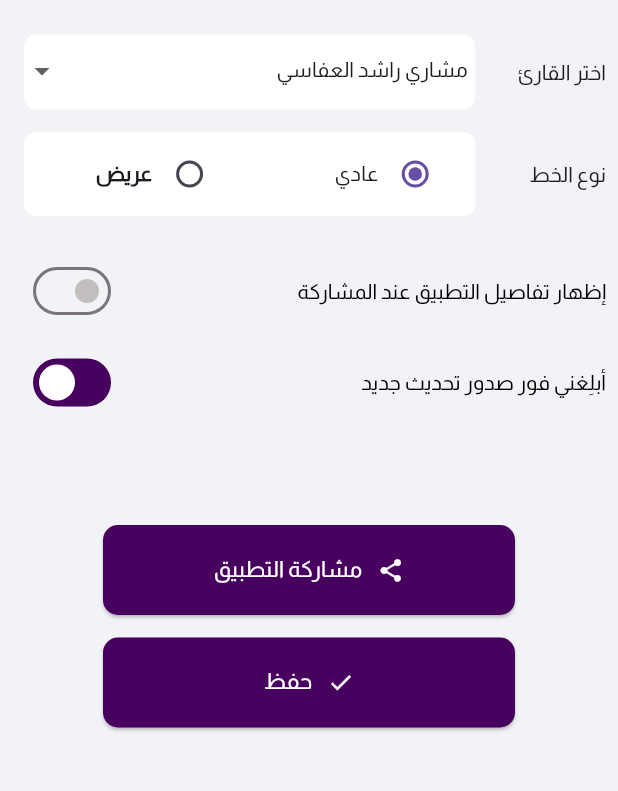
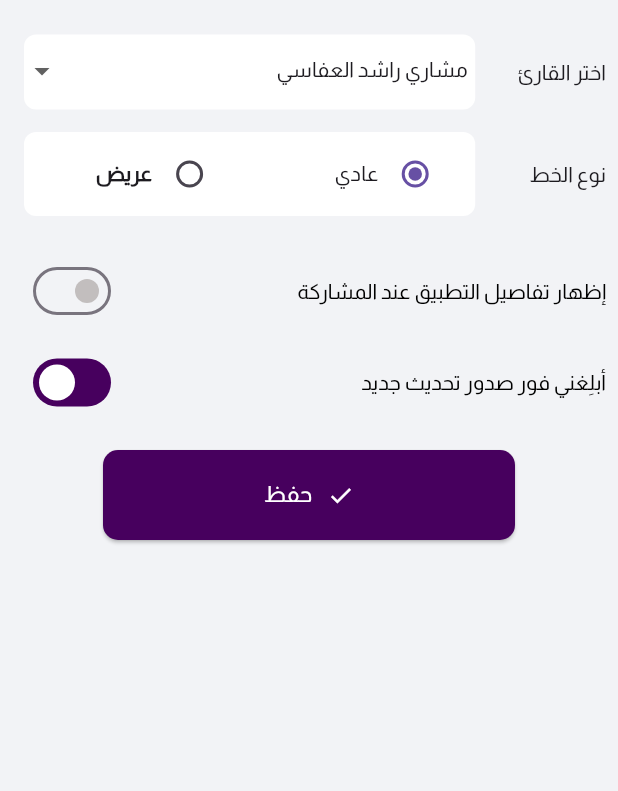
Before and after one commit to EslamKamel89/dalalat_quran_light, a Flutter app: the SettingScreen screen opened by its route, on a phone screen of 412 x 824 dp, the part 90-881 px from its top. Run offline on Flutter 3.47's test engine with Material 3 defaults, Android fonts, the phone set to English and light mode, and no system bars; our stand-ins replace audioplayers, cached_network_image, connectivity_plus, device_info_plus, dio, firebase_core and 21 more; missing offline and left inert: flutter_debouncer, record; accounts and stored records are empty; network calls fail; statements that could not run were skipped.

Commit message:
refactor(ui): simplify verse rendering, clean settings screen, update dependencies, and adjust iOS build config

```diff
--- a/lib/ui/artice_details_screen.dart
+++ b/lib/ui/artice_details_screen.dart
@@ -107,7 +107,8 @@ class _ArticleDetailsScreenState extends State<ArticleDetailsScreen> {
         return Scaffold(
           appBar: QuranBar(articleModel?.name ?? ''),
           backgroundColor: lightGray2,
-          body: articleModel != null
+          body:
+              articleModel != null
                   ? Container(
                     width: double.infinity,
                     padding: const EdgeInsets.all(8),
@@ -271,7 +272,8 @@ class _ArticleDetailsScreenState extends State<ArticleDetailsScreen> {
                                             Get.to(
                                               const ArticleDetailsScreen(),
                                               transition: Transition.fade,
-                                            arguments: ArticleDetailsData.relatedArticles[index].id,
+                                              arguments:
+                                                  ArticleDetailsData.relatedArticles[index].id,
                                               preventDuplicates: false,
                                             );
                                           },
--- a/lib/ui/settings_screen/setting_screen.dart
+++ b/lib/ui/settings_screen/setting_screen.dart
@@ -15,7 +15,6 @@ import 'package:dalalat_quran_light/widgets/font_type_radio.dart';
 import 'package:dalalat_quran_light/widgets/quran_toolbar.dart';
 import 'package:flutter/material.dart';
 import 'package:get/get.dart';
-import 'package:share_plus/share_plus.dart';
 import 'package:shared_preferences/shared_preferences.dart';
 
 enum FontType { normal, bold }
@@ -144,71 +143,6 @@ class SettingScreen extends StatelessWidget {
                   //       )),
                   const SizedBox(height: 20),
                   ShareAndUpdateSettingsCard(),
-                  const SizedBox(height: 50),
-                  Container(
-                    height: 60,
-                    width: Get.width / 1.5,
-                    margin: const EdgeInsets.only(top: 15, left: 50, right: 50),
-                    child: PrimaryButton(
-                      onPressed: () {
-                        showDialog(
-                          context: context,
-                          builder: (BuildContext context) {
-                            return AlertDialog(
-                              title: const Text('مشاركة التطبيق'),
-                              actions: [
-                                // Share Button
-                                IconButton(
-                                  onPressed: () {
-                                    SharePlus.instance.share(
-                                      ShareParams(
-                                        text:
-                                            'https://apps.apple.com/us/app/%D8%AF%D9%84%D8%A7%D9%84%D8%A7%D8%AA-%D8%A7%D9%84%D9%82%D8%B1%D8%A2%D9%86/id6736754081',
-                                      ),
-                                    );
-                                  },
-                                  icon: const Icon(Icons.apple, size: 30, color: primaryColor),
-                                ),
-                                IconButton(
-                                  onPressed: () {
-                                    SharePlus.instance.share(
-                                      ShareParams(
-                                        text:
-                                            'https://play.google.com/store/apps/details?id=com.dubdev.dallalat&pli=1',
-                                      ),
-                                    );
-                                  },
-                                  icon: const Icon(Icons.android, size: 30, color: primaryColor),
-                                ),
-                                // IconButton(
-                                //   onPressed: () {},
-                                //   icon: const Icon(Icons.cancel, size: 30, color: primaryColor),
-                                // ),
-                              ],
-                            );
-                          },
-                        );
-                      },
-                      borderRadius: 0,
-                      child: Row(
-                        mainAxisAlignment: MainAxisAlignment.center,
-                        children: [
-                          const Icon(Icons.share, color: Colors.white),
-                          const SizedBox(width: 10),
-                          Text(
-                            "share_app".tr,
-                            textScaleFactor: 1.0,
-                            style: const TextStyle(
-                              color: Colors.white,
-                              fontFamily: 'Almarai',
-                              height: 1.5,
-                              fontSize: 15,
-                            ),
-                          ),
-                        ],
-                      ),
-                    ),
-                  ),
 
                   Container(
                     height: 60,
@@ -302,7 +236,8 @@ class _LanguageSpinnerState extends State<LanguageSpinner> {
     );
     return DropdownButton<LanguageModel?>(
       value: modes[widget.controller.lanIndex()],
-      items: modes.map<DropdownMenuItem<LanguageModel?>>((LanguageModel? value) {
+      items:
+          modes.map<DropdownMenuItem<LanguageModel?>>((LanguageModel? value) {
             return DropdownMenuItem<LanguageModel?>(
               value: value,
               child: Padding(
@@ -345,9 +280,8 @@ class _RecitersSpinnerState extends State<RecitersSpinner> {
   Widget build(BuildContext context) {
     return DropdownButton<ReaderName>(
       value: readAyaController.readerName,
-      items: readAyaController.readersList.map<DropdownMenuItem<ReaderName>>((
-        ReaderName readerName,
-      ) {
+      items:
+          readAyaController.readersList.map<DropdownMenuItem<ReaderName>>((ReaderName readerName) {
             return DropdownMenuItem<ReaderName>(
               value: readerName,
               child: Padding(
--- a/pubspec.yaml
+++ b/pubspec.yaml
@@ -16,7 +16,7 @@ publish_to: "none" # Remove this line if you wish to publish to pub.dev
 # https://developer.apple.com/library/archive/documentation/General/Reference/InfoPlistKeyReference/Articles/CoreFoundationKeys.html
 # In Windows, build-name is used as the major, minor, and patch parts
 # of the product and file versions while build-number is used as the build suffix.
-version: 1.0.4+4
+version: 1.0.5+5
 
 environment:
   # sdk: ^3.9.2
@@ -69,11 +69,11 @@ dependencies:
   record: ^6.1.2
   scroll_to_index: ^3.0.1
   scrollable_positioned_list: ^0.3.8
-  share_plus: ^11.0.0
+  share_plus: ^11.1.0
   shared_preferences: ^2.5.3
   sqflite: ^2.4.2
   string_to_hex: ^0.2.2
-  url_launcher: ^6.3.1
+  url_launcher: ^6.3.2
   wakelock_plus: ^1.4.0
   youtube_player_flutter: ^9.1.3
   zoom_widget: ^2.0.1
```
Also changed, not shown: lib/features/words/presentation/widgets/verse_card.dart (+5 -5 lines), lib/utils/text_styles.dart (+5 -11 lines), 1 other file. Lines whose indentation alone changed are shown as unchanged.
